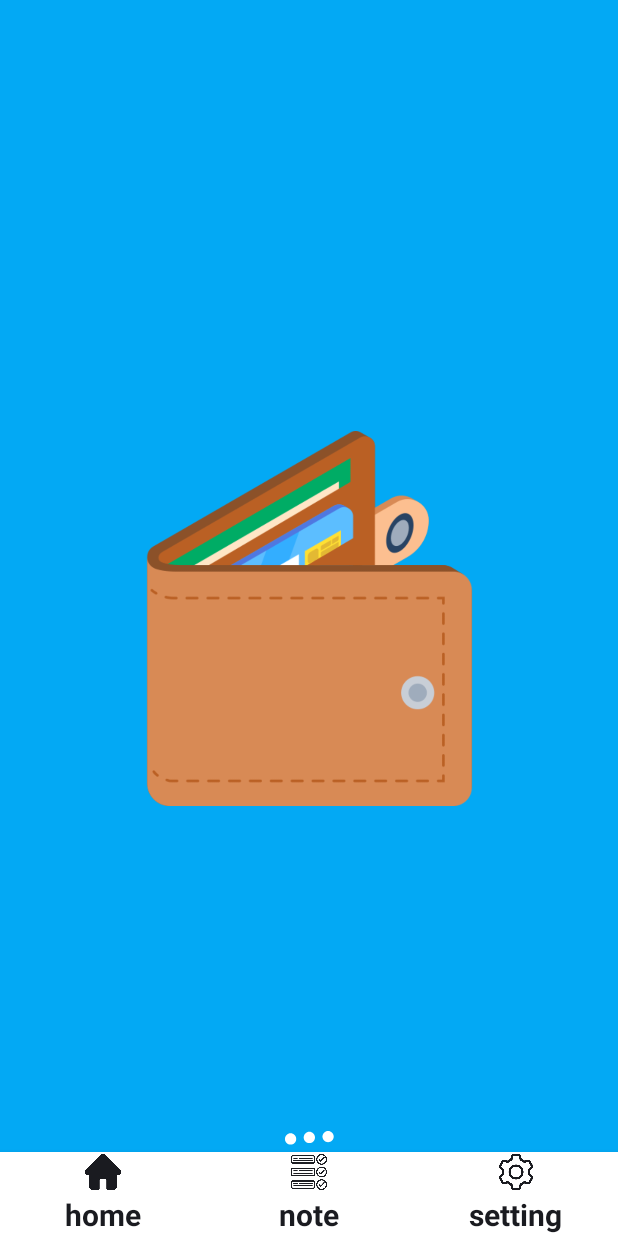
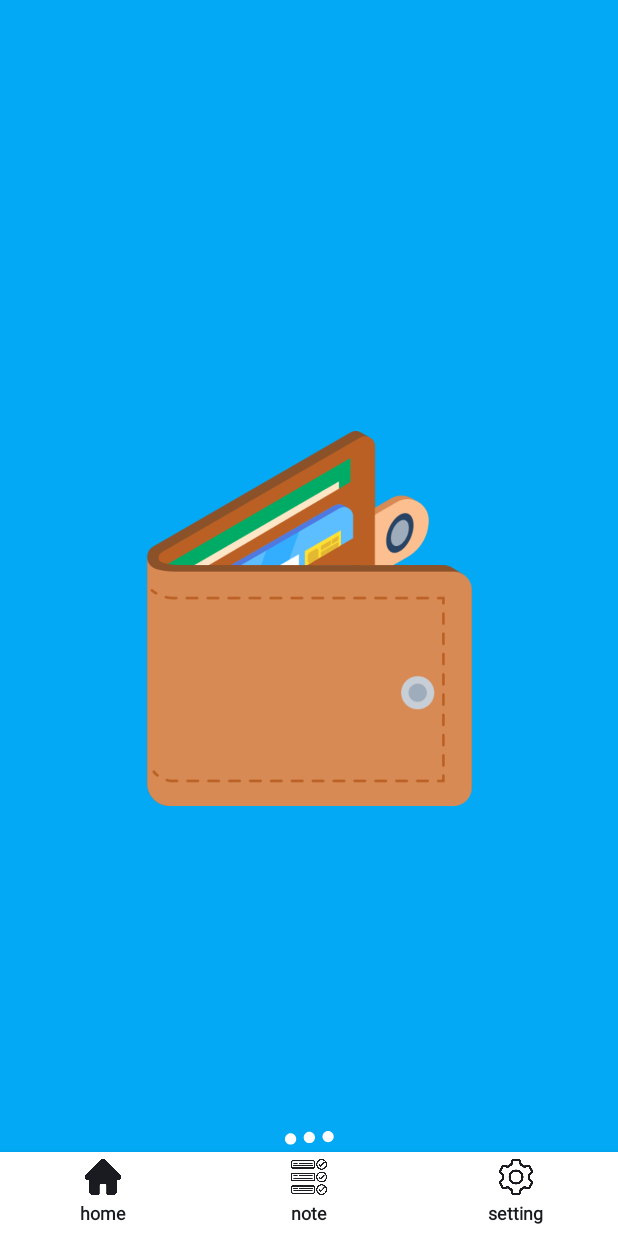
Before and after one commit to Amirhossein-mousavi/DocumentBag, an Android app built with Jetpack Compose: the first screen one second after launch (MainActivity), on a phone screen of 412 x 824 dp. Run offline under Robolectric (Android 15) with nearby library versions, the light colour scheme and no system bars.

Commit message:
create Typography values

```diff
--- a/app/src/main/java/ir/reversedev/documentbag/navigation/BottomNavigationBar.kt
+++ b/app/src/main/java/ir/reversedev/documentbag/navigation/BottomNavigationBar.kt
@@ -74,7 +74,7 @@ fun BottomNavigationBar(
                             Text(
                                 text = item.name,
                                 textAlign = TextAlign.Center,
-                                style = MaterialTheme.typography.headlineLarge,
+                                style = MaterialTheme.typography.titleSmall,
                                 fontWeight = FontWeight.Bold,
                                 modifier = Modifier.padding(top = 5.dp)
                             )
--- a/app/src/main/java/ir/reversedev/documentbag/ui/theme/Type.kt
+++ b/app/src/main/java/ir/reversedev/documentbag/ui/theme/Type.kt
@@ -1,23 +1,85 @@
 package ir.reversedev.documentbag.ui.theme
 
 import androidx.compose.material3.Typography
+import androidx.compose.runtime.Composable
 import androidx.compose.ui.text.TextStyle
+import androidx.compose.ui.text.font.Font
 import androidx.compose.ui.text.font.FontFamily
 import androidx.compose.ui.text.font.FontWeight
 import androidx.compose.ui.unit.sp
+import ir.reversedev.documentbag.R
+
+/** set font value
+ *
+ */
+val font_medium = FontFamily(
+    Font(R.font.iranyekanmedium)
+)
+
+val font_bold = FontFamily(
+    Font(R.font.iranyekanbold)
+)
+
+val font_standard = FontFamily(
+    Font(R.font.iranyekan)
+)
 
 // Set of Material typography styles to start with
+
+val Typography.extraBoldNumber: TextStyle
+    @Composable get() = TextStyle(
+        fontFamily = font_bold,
+        fontWeight = FontWeight.Bold,
+        fontSize = 26.sp,
+    )
+
 val Typography = Typography(
+    headlineLarge = TextStyle(
+        fontFamily = font_standard,
+        fontWeight = FontWeight.Medium,
+        fontSize = 20.sp,
+        lineHeight = 24.sp
+    ),
+    headlineMedium = TextStyle(
+        fontFamily = font_standard,
+        fontWeight = FontWeight.Medium,
+        fontSize = 18.sp,
+        lineHeight = 24.sp
+    ),
+    headlineSmall = TextStyle(
+        fontFamily = font_standard,
+        fontWeight = FontWeight.Medium,
+        fontSize = 16.sp,
+        lineHeight = 24.sp
+    ),
+    titleLarge = TextStyle(
+        fontFamily = font_standard,
+        fontWeight = FontWeight.Medium,
+        fontSize = 15.sp,
+        lineHeight = 24.sp
+    ),
+    titleMedium = TextStyle(
+        fontFamily = font_standard,
+        fontWeight = FontWeight.Medium,
+        fontSize = 14.sp,
+        lineHeight = 24.sp
+    ),
+    titleSmall = TextStyle(
+        fontFamily = font_standard,
+        fontWeight = FontWeight.Medium,
+        fontSize = 12.sp,
+        lineHeight = 24.sp
+    ),
     bodyLarge = TextStyle(
-        fontFamily = FontFamily.Default,
+        fontFamily = font_medium,
         fontWeight = FontWeight.Normal,
         fontSize = 16.sp,
         lineHeight = 24.sp,
-        letterSpacing = 0.5.sp
-    ) ,
-    headlineLarge = TextStyle(
-        fontFamily = FontFamily.Default ,
-        fontWeight = FontWeight.Normal,
-        fontSize = 20.sp
-    )
+    ),
+    bodyMedium = TextStyle(
+        fontFamily = font_standard,
+        fontWeight = FontWeight.Light,
+        fontSize = 14.sp,
+        lineHeight = 24.sp,
+    ),
 )
```
